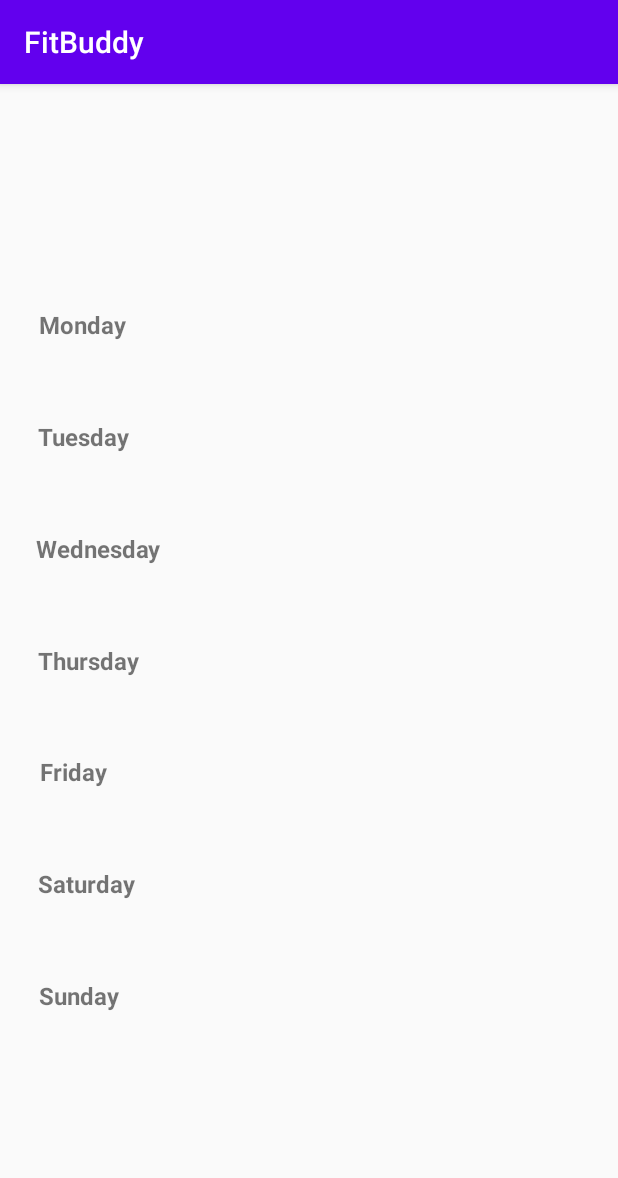
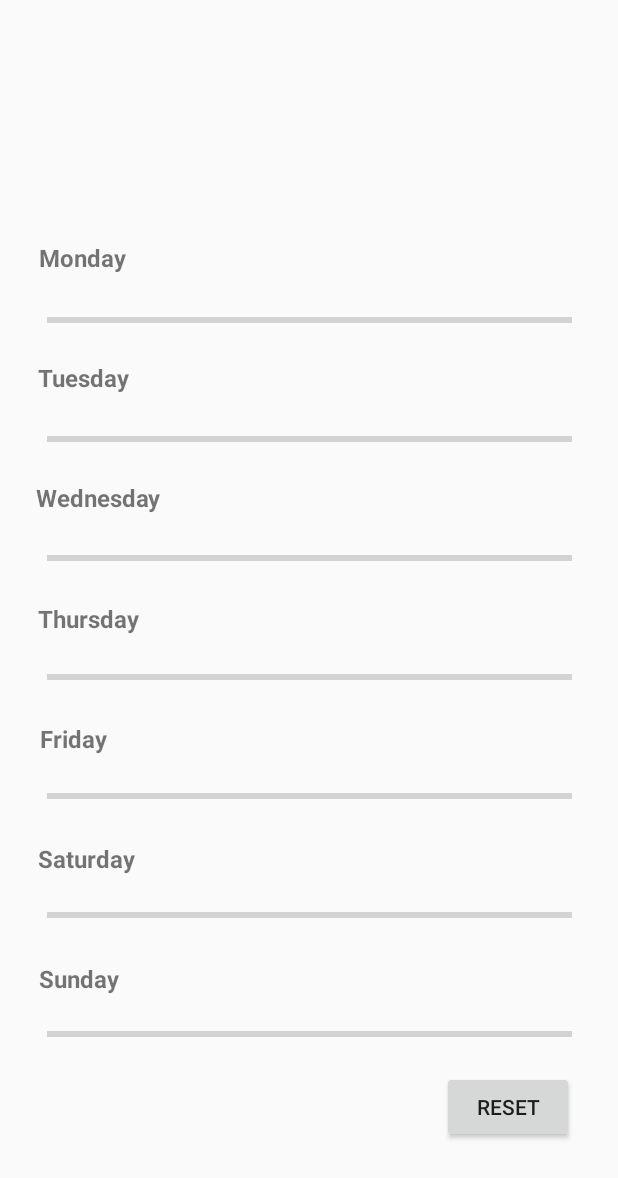
Before and after one commit to ryotiu/FitBuddyCollab, an Android app: the WeeklyTracker screen opened directly, with no data from a screen before it, on a phone screen of 412 x 824 dp. Shown: the top 1178 px of the screen. Run offline under Robolectric (Android 15) with nearby library versions, the phone set to English and light mode, and no system bars.

Commit message:
Modified LoggedIn class Modified Trackers class Modified weekly tracker activity Modified styles

```diff
--- a/app/src/main/java/com/example/fitbuddy/LoggedIn.java
+++ b/app/src/main/java/com/example/fitbuddy/LoggedIn.java
@@ -30,7 +30,6 @@ public class LoggedIn extends AppCompatActivity {
             @Override
             public void onClick(View view) {
                 startActivity(new Intent(LoggedIn.this, Trackers.class));
-                finish();
             }
         });
 
--- a/app/src/main/java/com/example/fitbuddy/Trackers.java
+++ b/app/src/main/java/com/example/fitbuddy/Trackers.java
@@ -25,7 +25,6 @@ public class Trackers extends AppCompatActivity {
             @Override
             public void onClick(View view) {
                 startActivity(new Intent(Trackers.this, WeeklyTracker.class));
-                finish();
             }
         });
 
@@ -34,7 +33,6 @@ public class Trackers extends AppCompatActivity {
             @Override
             public void onClick(View view) {
                 startActivity(new Intent(Trackers.this, MonthlyTracker.class));
-                finish();
             }
         });
 
--- a/app/src/main/res/layout/activity_weekly_tracker.xml
+++ b/app/src/main/res/layout/activity_weekly_tracker.xml
@@ -20,6 +20,17 @@
         app:layout_constraintTop_toTopOf="parent"
         app:layout_constraintVertical_bias="0.200" />
 
+    <ProgressBar
+        android:id="@+id/MondayProgressBar"
+        style="?android:attr/progressBarStyleHorizontal"
+        android:layout_width="350dp"
+        android:layout_height="30dp"
+        app:layout_constraintBottom_toBottomOf="parent"
+        app:layout_constraintEnd_toEndOf="parent"
+        app:layout_constraintStart_toStartOf="parent"
+        app:layout_constraintTop_toTopOf="parent"
+        app:layout_constraintVertical_bias="0.250" />
+
     <TextView
         android:id="@+id/TuesdayTextView"
         android:layout_width="wrap_content"
@@ -33,6 +44,17 @@
         app:layout_constraintStart_toStartOf="parent"
         app:layout_constraintTop_toTopOf="parent"
         app:layout_constraintVertical_bias="0.300" />
+
+    <ProgressBar
+        android:id="@+id/TuesdayProgressBar"
+        style="?android:attr/progressBarStyleHorizontal"
+        android:layout_width="350dp"
+        android:layout_height="30dp"
+        app:layout_constraintBottom_toBottomOf="parent"
+        app:layout_constraintEnd_toEndOf="parent"
+        app:layout_constraintStart_toStartOf="parent"
+        app:layout_constraintTop_toTopOf="parent"
+        app:layout_constraintVertical_bias="0.350" />
 
     <TextView
         android:id="@+id/WednesdayTextView"
@@ -48,6 +70,17 @@
         app:layout_constraintTop_toTopOf="parent"
         app:layout_constraintVertical_bias="0.400" />
 
+    <ProgressBar
+        android:id="@+id/WednesdayProgressBar"
+        style="?android:attr/progressBarStyleHorizontal"
+        android:layout_width="350dp"
+        android:layout_height="30dp"
+        app:layout_constraintBottom_toBottomOf="parent"
+        app:layout_constraintEnd_toEndOf="parent"
+        app:layout_constraintStart_toStartOf="parent"
+        app:layout_constraintTop_toTopOf="parent"
+        app:layout_constraintVertical_bias="0.450" />
+
     <TextView
         android:id="@+id/ThursdayTextView"
         android:layout_width="wrap_content"
@@ -61,6 +94,17 @@
         app:layout_constraintStart_toStartOf="parent"
         app:layout_constraintTop_toTopOf="parent"
         app:layout_constraintVertical_bias="0.500" />
+
+    <ProgressBar
+        android:id="@+id/ThursdayProgressBar"
+        style="?android:attr/progressBarStyleHorizontal"
+        android:layout_width="350dp"
+        android:layout_height="30dp"
+        app:layout_constraintBottom_toBottomOf="parent"
+        app:layout_constraintEnd_toEndOf="parent"
+        app:layout_constraintStart_toStartOf="parent"
+        app:layout_constraintTop_toTopOf="parent"
+        app:layout_constraintVertical_bias="0.550" />
 
     <TextView
         android:id="@+id/FridayTextView"
@@ -76,6 +120,17 @@
         app:layout_constraintTop_toTopOf="parent"
         app:layout_constraintVertical_bias="0.600" />
 
+    <ProgressBar
+        android:id="@+id/FridayProgressBar"
+        style="?android:attr/progressBarStyleHorizontal"
+        android:layout_width="350dp"
+        android:layout_height="30dp"
+        app:layout_constraintBottom_toBottomOf="parent"
+        app:layout_constraintEnd_toEndOf="parent"
+        app:layout_constraintStart_toStartOf="parent"
+        app:layout_constraintTop_toTopOf="parent"
+        app:layout_constraintVertical_bias="0.650" />
+
     <TextView
         android:id="@+id/SaturdayTextView"
         android:layout_width="wrap_content"
@@ -89,6 +144,17 @@
         app:layout_constraintStart_toStartOf="parent"
         app:layout_constraintTop_toTopOf="parent"
         app:layout_constraintVertical_bias="0.700" />
+
+    <ProgressBar
+        android:id="@+id/SaturdayProgressBar"
+        style="?android:attr/progressBarStyleHorizontal"
+        android:layout_width="350dp"
+        android:layout_height="30dp"
+        app:layout_constraintBottom_toBottomOf="parent"
+        app:layout_constraintEnd_toEndOf="parent"
+        app:layout_constraintStart_toStartOf="parent"
+        app:layout_constraintTop_toTopOf="parent"
+        app:layout_constraintVertical_bias="0.750" />
 
     <TextView
         android:id="@+id/SundayTextView"
@@ -104,4 +170,27 @@
         app:layout_constraintTop_toTopOf="parent"
         app:layout_constraintVertical_bias="0.800" />
 
+    <ProgressBar
+        android:id="@+id/SundayProgressBar"
+        style="?android:attr/progressBarStyleHorizontal"
+        android:layout_width="350dp"
+        android:layout_height="30dp"
+        app:layout_constraintBottom_toBottomOf="parent"
+        app:layout_constraintEnd_toEndOf="parent"
+        app:layout_constraintStart_toStartOf="parent"
+        app:layout_constraintTop_toTopOf="parent"
+        app:layout_constraintVertical_bias="0.850" />
+
+    <Button
+        android:id="@+id/WeeklyResetButton"
+        android:layout_width="wrap_content"
+        android:layout_height="wrap_content"
+        android:text="Reset"
+        app:layout_constraintBottom_toBottomOf="parent"
+        app:layout_constraintEnd_toEndOf="parent"
+        app:layout_constraintHorizontal_bias="0.910"
+        app:layout_constraintStart_toStartOf="parent"
+        app:layout_constraintTop_toTopOf="parent"
+        app:layout_constraintVertical_bias="0.920" />
+
 </androidx.constraintlayout.widget.ConstraintLayout>
--- a/app/src/main/res/values/styles.xml
+++ b/app/src/main/res/values/styles.xml
@@ -1,9 +1,9 @@
 <resources>
     <!-- Base application theme. -->
-    <style name="AppTheme" parent="Theme.AppCompat.Light.DarkActionBar">
+    <style name="AppTheme" parent="Theme.AppCompat.Light.NoActionBar">
         <!-- Customize your theme here. -->
-        <item name="colorPrimary">@color/colorPrimary</item>
-        <item name="colorPrimaryDark">@color/colorPrimaryDark</item>
+        <item name="colorPrimary">#F19E56</item>
+        <item name="colorPrimaryDark">#000000</item>
         <item name="colorAccent">@color/colorAccent</item>
     </style>
 
```
